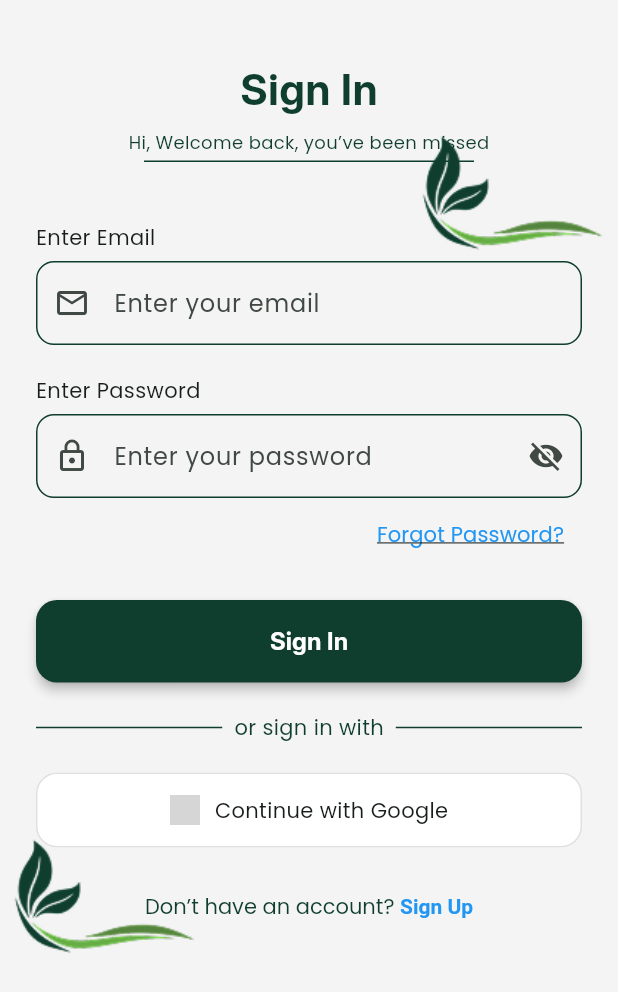
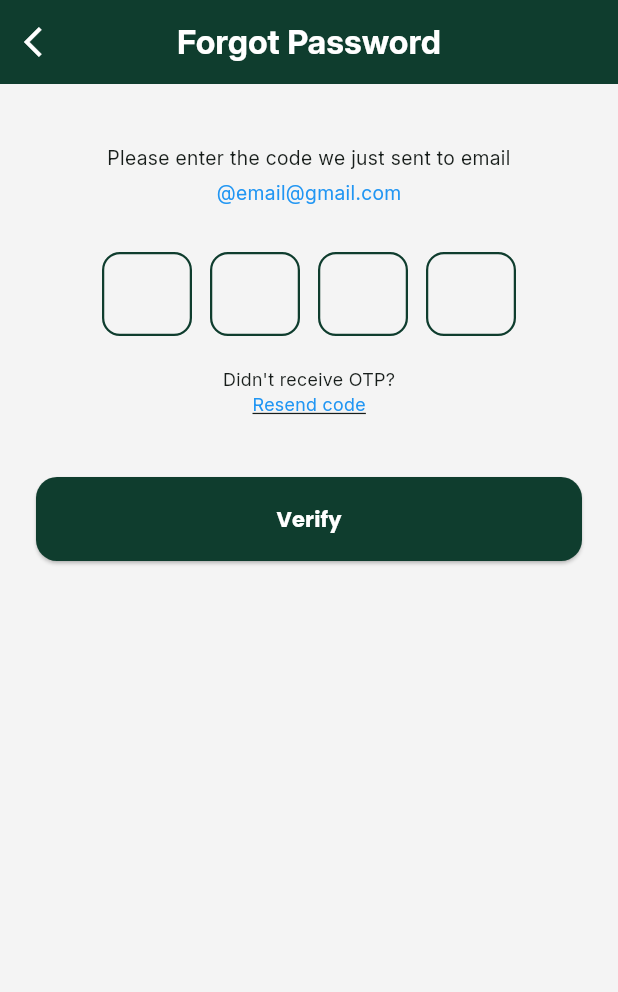
Before and after one commit to RidhoS22/Bhuwana_Guard_Mobile, a Flutter app: the screen it shows after launch, after a tap on "Forgot Password?", on a phone screen of 412 x 824 dp. Shown: the top 992 px of the screen. Run offline on Flutter 3.47's test engine with Material 3 defaults, Android fonts, the phone set to English and light mode, and no system bars; network calls fail; grey boxes are pictures that could not be loaded.

Commit message:
menambahkan forgot password + alur reset password

```diff
--- /dev/null
+++ b/lib/features/auth/forgot_password/forgot_password.dart
@@ -0,0 +1,210 @@
+import 'package:flutter/material.dart';
+import '../login/login_page.dart';
+import '../reset_password/reset_password.dart';
+
+class ForgotPasswordPage extends StatefulWidget {
+  const ForgotPasswordPage({super.key});
+
+  @override
+  State<ForgotPasswordPage> createState() => _ForgotPasswordPageState();
+}
+
+class _ForgotPasswordPageState extends State<ForgotPasswordPage> {
+  final List<TextEditingController> controllers =
+      List.generate(4, (_) => TextEditingController());
+
+  final List<FocusNode> focusNodes =
+      List.generate(4, (_) => FocusNode());
+
+  final greenColor = const Color(0xFF0F3D2E);
+
+  void handleInput(String value, int index) {
+    if (value.isNotEmpty) {
+      if (index < 3) {
+        FocusScope.of(context).requestFocus(focusNodes[index + 1]);
+      }
+    } else {
+      if (index > 0) {
+        FocusScope.of(context).requestFocus(focusNodes[index - 1]);
+      }
+    }
+  }
+
+  @override
+  Widget build(BuildContext context) {
+    return Scaffold(
+      backgroundColor: const Color(0xFFF4F4F4),
+
+      /// 🔥 APP BAR
+      appBar: AppBar(
+        backgroundColor: greenColor,
+        elevation: 0,
+        leading: IconButton(
+          icon: const Icon(Icons.arrow_back_ios, color: Colors.white),
+          onPressed: () {
+            Navigator.pushReplacement(
+              context,
+              MaterialPageRoute(
+                builder: (_) => const LoginPage(),
+              ),
+            );
+          },
+        ),
+        centerTitle: true,
+        title: const Text(
+          "Forgot Password",
+          style: TextStyle(
+            fontFamily: "Inter",
+            fontWeight: FontWeight.bold,
+            color: Colors.white,
+          ),
+        ),
+      ),
+
+      body: SingleChildScrollView(
+        child: Padding(
+          padding: const EdgeInsets.symmetric(horizontal: 24, vertical: 20),
+          child: Column(
+            children: [
+
+              const SizedBox(height: 20),
+
+              /// TEXT
+              const Text(
+                "Please enter the code we just sent to email",
+                textAlign: TextAlign.center,
+                style: TextStyle(
+                  fontFamily: "Inter",
+                  fontSize: 13,
+                ),
+              ),
+
+              const SizedBox(height: 4),
+
+              Text(
+                "@email@gmail.com",
+                style: TextStyle(
+                  fontFamily: "Inter",
+                  fontSize: 13,
+                  color: Colors.blue,
+                ),
+              ),
+
+              const SizedBox(height: 30),
+
+              /// OTP BOXES
+              Row(
+                    mainAxisAlignment: MainAxisAlignment.center,
+                    children: List.generate(4, (index) {
+                      return Padding(
+                        padding: const EdgeInsets.symmetric(horizontal: 6),
+                        child: SizedBox(
+                          width: 60,
+                          child: TextField(
+                            controller: controllers[index],
+                            focusNode: focusNodes[index],
+                            textAlign: TextAlign.center,
+                            maxLength: 1,
+                            keyboardType: TextInputType.number,
+
+                            /// AUTO PINDAH
+                            onChanged: (value) {
+                              if (value.isNotEmpty) {
+                                if (index < 3) {
+                                  focusNodes[index + 1].requestFocus();
+                                } else {
+                                  focusNodes[index].unfocus();
+                                }
+                              } else {
+                                if (index > 0) {
+                                  focusNodes[index - 1].requestFocus();
+                                }
+                              }
+                            },
+
+                            decoration: InputDecoration(
+                              counterText: "",
+                              enabledBorder: OutlineInputBorder(
+                                borderSide:
+                                    BorderSide(color: greenColor, width: 1.5),
+                                borderRadius: BorderRadius.circular(12),
+                              ),
+                              focusedBorder: OutlineInputBorder(
+                                borderSide:
+                                    BorderSide(color: greenColor, width: 2),
+                                borderRadius: BorderRadius.circular(12),
+                              ),
+                            ),
+                          ),
+                        ),
+                      );
+                    }),
+                  ),
+
+              const SizedBox(height: 20),
+
+              /// RESEND
+              Column(
+                children: [
+                  const Text(
+                    "Didn't receive OTP?",
+                    style: TextStyle(
+                      fontFamily: "Inter",
+                      fontSize: 12,
+                    ),
+                  ),
+                  GestureDetector(
+                    onTap: () {},
+                    child: const Text(
+                      "Resend code",
+                      style: TextStyle(
+                        fontFamily: "Inter",
+                        fontSize: 12,
+                        color: Colors.blue,
+                        decoration: TextDecoration.underline,
+                      ),
+                    ),
+                  ),
+                ],
+              ),
+
+              const SizedBox(height: 40), // 🔥 GANTI SPACER JADI INI
+
+              /// VERIFY BUTTON
+              SizedBox(
+                width: double.infinity,
+                child: ElevatedButton(
+                  onPressed: () {
+                    Navigator.pushReplacement(
+                      context,
+                      MaterialPageRoute(
+                        builder: (_) => const ResetPasswordPage(),
+                      ),
+                    );
+                  },
+                  style: ElevatedButton.styleFrom(
+                    backgroundColor: greenColor,
+                    padding: const EdgeInsets.symmetric(vertical: 18),
+                    shape: RoundedRectangleBorder(
+                      borderRadius: BorderRadius.circular(14),
+                    ),
+                  ),
+                  child: const Text(
+                    "Verify",
+                    style: TextStyle(
+                      fontFamily: "Poppins",
+                      fontWeight: FontWeight.w600,
+                      color: Colors.white,
+                    ),
+                  ),
+                ),
+              ),
+
+              const SizedBox(height: 20),
+            ],
+          ),
+        ),
+      ),
+    );
+  }
+}
--- a/lib/features/auth/login/login_page.dart
+++ b/lib/features/auth/login/login_page.dart
@@ -1,5 +1,6 @@
 import 'package:flutter/material.dart';
 import '../register/register_page.dart';
+import '../forgot_password/forgot_password.dart';
 
 class LoginPage extends StatefulWidget {
   const LoginPage({super.key});
@@ -103,7 +104,14 @@ class _LoginPageState extends State<LoginPage> {
                   Align(
                     alignment: Alignment.centerRight,
                     child: TextButton(
-                      onPressed: () {},
+                      onPressed: () {
+                        Navigator.push(
+                          context,
+                          MaterialPageRoute(
+                            builder: (_) => const ForgotPasswordPage(),
+                          ),
+                        );
+                      },
                       child: const Text(
                         "Forgot Password?",
                         style: TextStyle(
```
Also changed, not shown: lib/features/auth/reset_password/reset_password.dart (renamed from lib/features/auth/change_password/change_password.dart, +44 -56 lines).
